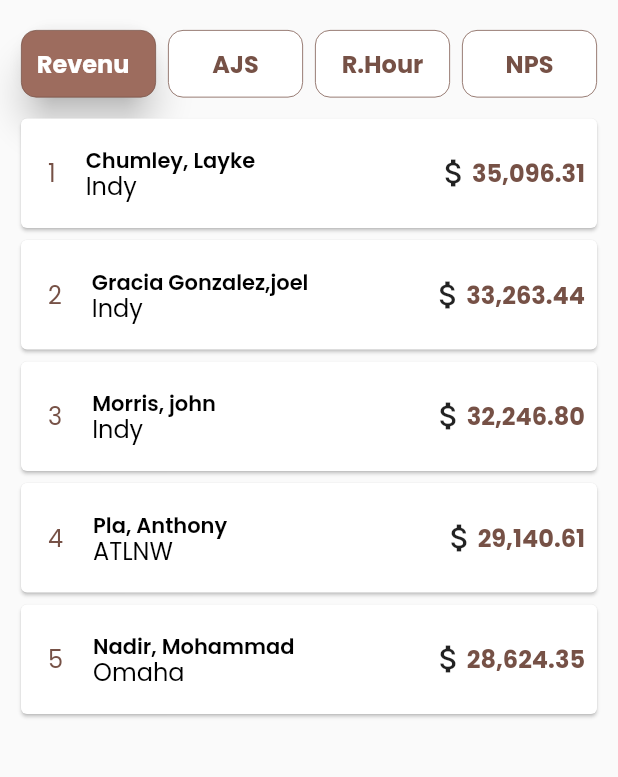
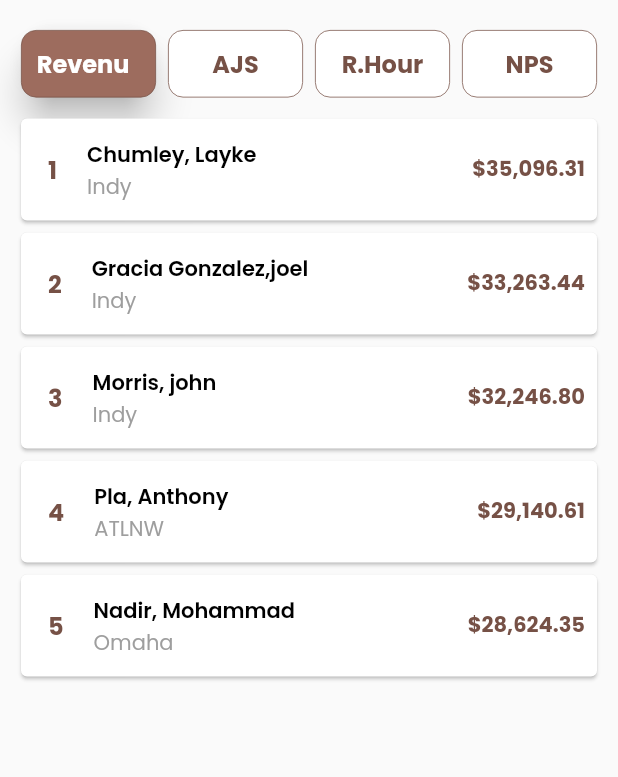
Before and after one commit to Manoj754/southwind, a Flutter app: the CustomDrawer screen opened directly, on a phone screen of 412 x 824 dp, the part 180-957 px from its top. Run offline on Flutter 3.47's test engine with Material 2 defaults, Android fonts, the phone set to English and light mode, and no system bars; our stand-ins replace better_player, carousel_slider, fluttertoast, google_fonts, table_calendar, video_player.

Commit message:
07-12 : 6 : 01

```diff
--- a/lib/UI/home/custom_drawer.dart
+++ b/lib/UI/home/custom_drawer.dart
@@ -3,6 +3,7 @@ import 'package:southwind/UI/home/home_screen.dart';
 import 'package:southwind/UI/home/news_tab/news_screen.dart';
 import 'package:southwind/UI/incentives/incentives.dart';
 import 'package:southwind/UI/leader_board/leader_board.dart';
+import 'package:southwind/UI/library/library.dart';
 import 'package:southwind/UI/theme/apptheme.dart';
 import 'package:southwind/UI/time_card/time_card.dart';
 import 'package:southwind/component/bottom_navigation.dart';
@@ -81,6 +82,14 @@ class _CustomDrawerState extends State<CustomDrawer> {
 
   Widget get ScreenWidget {
     switch (drawerIndex) {
+      case DrawerIndex.Home:
+        return HomeScreen(
+          onindexChange: (i) {
+            currentBottomBarIndex = i;
+            setState(() {});
+          },
+        );
+
       case DrawerIndex.LeaderBoard:
         return LeaderBoard();
       // return HomeScreen(
@@ -93,7 +102,7 @@ class _CustomDrawerState extends State<CustomDrawer> {
       case DrawerIndex.Incentives:
         return Incentives();
       case DrawerIndex.Library:
-        // TODO: Handle this case.
+        return Library();
         break;
       case DrawerIndex.Surveys:
         // TODO: Handle this case.
--- a/lib/UI/home/home_screen.dart
+++ b/lib/UI/home/home_screen.dart
@@ -5,6 +5,7 @@ import 'package:southwind/UI/home/clock_in_out/clock_in_out.dart';
 import 'package:southwind/UI/home/clock_in_out/work_history.dart';
 import 'package:southwind/UI/home/news_tab/news_screen.dart';
 import 'package:southwind/UI/home/schedule_tab/schedule.dart';
+import 'package:southwind/UI/profile/profile_tab.dart';
 import 'package:southwind/UI/theme/apptheme.dart';
 import 'package:southwind/component/bottom_navigation.dart';
 import 'package:southwind/component/navigationtheme.dart';
@@ -86,7 +87,7 @@ class _HomeScreenState extends State<HomeScreen> {
       case 3:
         return AllChatList();
       case 4:
-        return ClockInOut();
+        return Profile();
     }
     return Container();
   }
--- a/lib/UI/leader_board/leader_board.dart
+++ b/lib/UI/leader_board/leader_board.dart
@@ -202,13 +202,17 @@ class _LeaderBoardState extends State<LeaderBoard> {
                           return Card(
                             child: Padding(
                               padding: const EdgeInsets.symmetric(
-                                  horizontal: 8, vertical: 18),
+                                  horizontal: 8, vertical: 14),
                               child: Row(
                                 children: [
                                   SizedBox(
                                     width: 10,
                                   ),
-                                  Text("${index + 1}"),
+                                  Text(
+                                    "${index + 1}",
+                                    style:
+                                        TextStyle(fontWeight: FontWeight.bold),
+                                  ),
                                   SizedBox(
                                     width: 20,
                                   ),
@@ -225,23 +229,33 @@ class _LeaderBoardState extends State<LeaderBoard> {
                                             fontSize: 14,
                                             color: Colors.black),
                                       ),
+                                      SizedBox(
+                                        height: 5,
+                                      ),
                                       Text(
                                         "${Revenuelist[index].subtitle}",
                                         maxLines: 1,
                                         overflow: TextOverflow.ellipsis,
                                         style: TextStyle(
-                                            color: Colors.black, height: 1),
+                                            color: Colors.grey,
+                                            height: 1,
+                                            fontSize: 14),
                                       )
                                     ],
                                   ),
                                   Spacer(),
                                   Row(
                                     children: [
-                                      Icon(Icons.attach_money),
+                                      // Icon(
+                                      //   Icons.attach_money,
+                                      //   size: 16,
+                                      // ),
                                       Text(
-                                        "${Revenuelist[index].income}",
+                                        "\$${Revenuelist[index].income}",
                                         style: TextStyle(
-                                            fontWeight: FontWeight.bold),
+                                          fontWeight: FontWeight.bold,
+                                          fontSize: 14,
+                                        ),
                                       )
                                     ],
                                   ),
--- a/lib/component/drawe_controller.dart
+++ b/lib/component/drawe_controller.dart
@@ -4,6 +4,7 @@ import 'package:southwind/UI/theme/apptheme.dart';
 import 'package:southwind/routes/routes.dart';
 
 enum DrawerIndex {
+  Home,
   LeaderBoard,
   // Payment,
   Incentives,
@@ -408,6 +409,11 @@ class _HomeDrawerState extends State<HomeDrawer> {
   Widget build(BuildContext context) {
     drawerList = <DrawerList>[
       DrawerList(
+        index: DrawerIndex.Home,
+        labelName: 'Home',
+        icon: Icon(Icons.home_outlined),
+      ),
+      DrawerList(
         index: DrawerIndex.LeaderBoard,
         labelName: 'Leaderboard',
         icon: Icon(Icons.leaderboard_outlined),
```
Also changed, not shown: lib/UI/incentives/incentives.dart (+16 -8 lines), lib/UI/library/library.dart (+22 -19 lines), lib/UI/library/video_tab.dart (+22 -8 lines), lib/UI/profile/profile_tab.dart (+97 -75 lines), lib/main.dart (+7 -3 lines).
